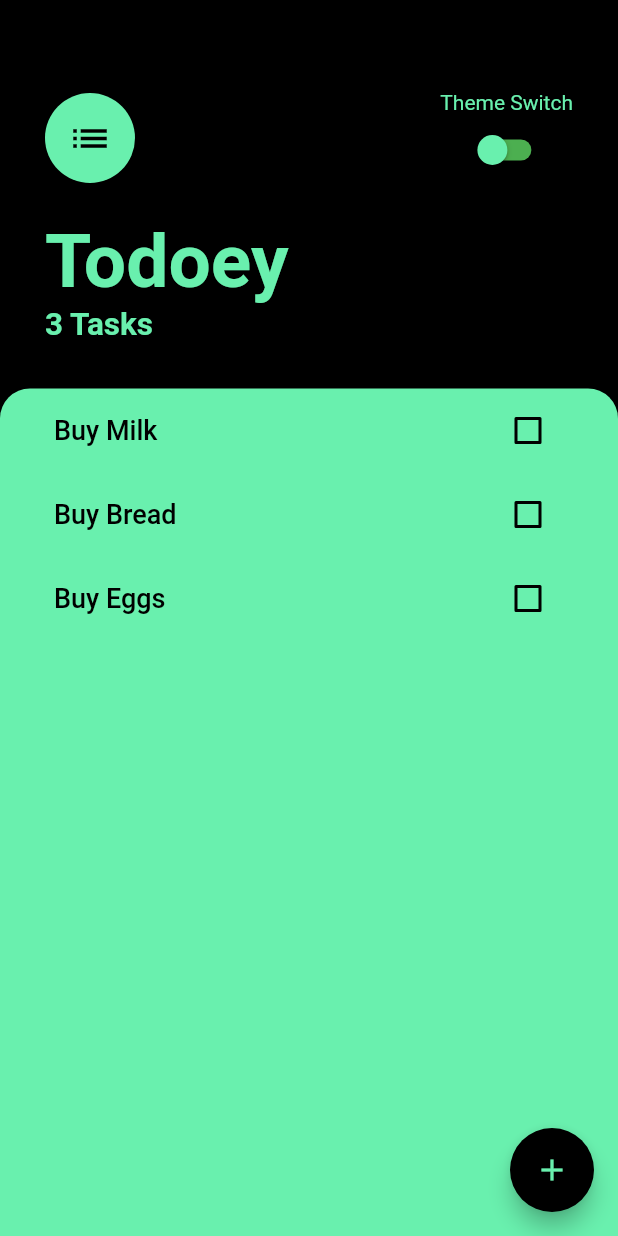
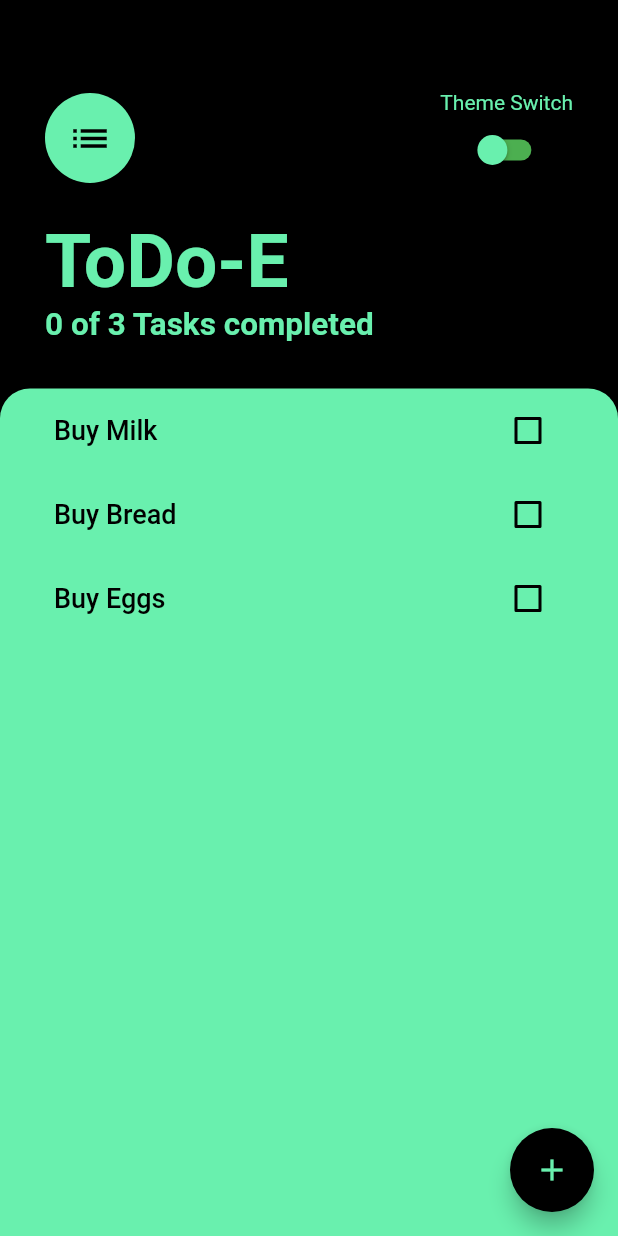
Before and after one commit to SalvadorChaos/To-Do-E, a Flutter app: the screen it shows after launch, on a phone screen of 412 x 824 dp. Run offline on Flutter 3.47's test engine with Material 2 defaults, Android fonts, the phone set to English and light mode, and no system bars.

Commit message:
Add completedTaskCount + Edit app name

```diff
--- a/lib/main.dart
+++ b/lib/main.dart
@@ -12,6 +12,7 @@ class MyApp extends StatelessWidget {
     return ChangeNotifierProvider(
       create: (context) => TaskData(),
       child: MaterialApp(
+        title: 'ToDo-E',
         home: TasksScreen(),
       ),
     );
--- a/lib/models/task_data.dart
+++ b/lib/models/task_data.dart
@@ -11,7 +11,7 @@ class TaskData extends ChangeNotifier {
     Task(name: 'Buy Eggs'),
   ];
 
-  int completedTasks = 0;
+  int completedTaskCount = 0;
 
   UnmodifiableListView<Task> get taskList {
     return UnmodifiableListView(_taskList);
@@ -29,6 +29,13 @@ class TaskData extends ChangeNotifier {
 
   void updateTask(Task task) {
     task.toggleDone();
+    if (task.isDone == true) {
+      completedTaskCount++;
+    } else if (task.isDone == false) {
+      completedTaskCount--;
+    } else {
+      print(task.isDone);
+    }
     notifyListeners();
   }
 
--- a/lib/screens/tasks_screen.dart
+++ b/lib/screens/tasks_screen.dart
@@ -76,7 +76,7 @@ class _TasksScreenState extends State<TasksScreen> {
                   height: 21.0,
                 ),
                 Text(
-                  'Todoey',
+                  'ToDo-E',
                   style: TextStyle(
                     color: lightThemeColor,
                     fontSize: 50.0,
@@ -84,7 +84,10 @@ class _TasksScreenState extends State<TasksScreen> {
                   ),
                 ),
                 Text(
-                  '${Provider.of<TaskData>(context).taskCount} Tasks',
+                  '${Provider.of<TaskData>(context).completedTaskCount}'
+                  ' of '
+                  '${Provider.of<TaskData>(context).taskCount}'
+                  ' Tasks completed',
                   style: TextStyle(
                     color: lightThemeColor,
                     fontSize: 21.0,
```
Also changed, not shown: 2 other files.
